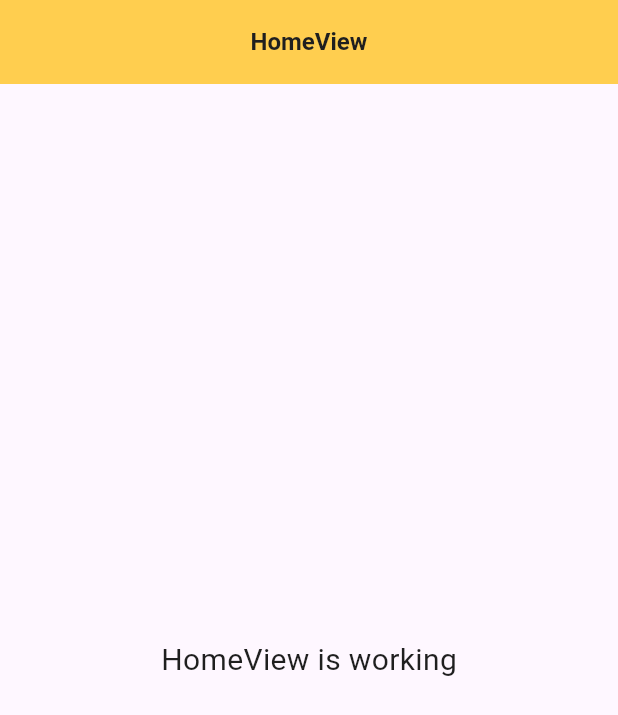
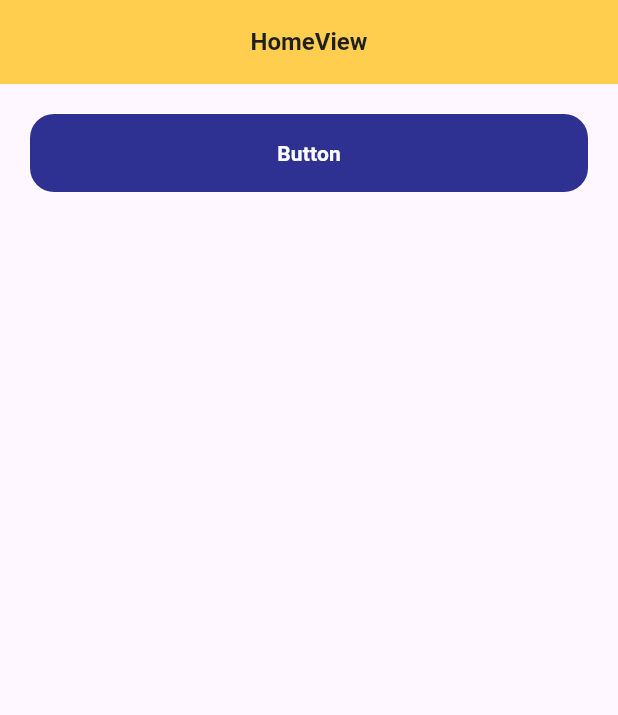
Before and after one commit to ronaldiputra09/rimba, a Flutter app: the screen it shows after launch, on a phone screen of 412 x 824 dp. Shown: the top 715 px of the screen. Run offline on Flutter 3.47's test engine with Material 3 defaults, Android fonts, the phone set to English and light mode, and no system bars; our stand-ins replace cached_network_image, get, get_storage, lottie.

Commit message:
add : button, form, info_dialog, loading, confirm_dialog

```diff
--- a/lib/app/data/colors.dart
+++ b/lib/app/data/colors.dart
@@ -6,5 +6,5 @@ const Color primaryOrange = Color(0xFFFF8811);
 const Color primaryYellow = Color(0xFFFFCE4F);
 const Color primaryBlack = Color(0xFF1F1F1F);
 const Color secondaryBlack = Color(0xFF404040);
-const Color primaryGrey = Color(0xFFFAFAFA);
+const Color primaryGrey = Color(0xFFE6E6E6);
 const Color primaryWhite = Color(0xFFFFFFFF);
--- a/lib/app/modules/home/views/home_view.dart
+++ b/lib/app/modules/home/views/home_view.dart
@@ -1,6 +1,8 @@
 import 'package:flutter/material.dart';
 
 import 'package:get/get.dart';
+import 'package:test_rimba/app/widgets/button_widget.dart';
+import 'package:test_rimba/app/widgets/info_widget.dart';
 
 import '../controllers/home_controller.dart';
 
@@ -13,10 +15,17 @@ class HomeView extends GetView<HomeController> {
         title: const Text('HomeView'),
         centerTitle: true,
       ),
-      body: const Center(
-        child: Text(
-          'HomeView is working',
-          style: TextStyle(fontSize: 20),
+      body: Padding(
+        padding: const EdgeInsets.all(20.0),
+        child: Column(
+          children: [
+            ButtonWidget(
+              title: "Button",
+              onPressed: () {
+                infoWidget(type: 'success', message: 'Error Message');
+              },
+            ),
+          ],
         ),
       ),
     );
--- /dev/null
+++ b/lib/app/widgets/button_widget.dart
@@ -0,0 +1,51 @@
+import 'package:flutter/material.dart';
+import 'package:get/get.dart';
+import 'package:test_rimba/app/data/colors.dart';
+
+class ButtonWidget extends StatelessWidget {
+  final String? title;
+  final Function()? onPressed;
+  final Color? color;
+  final Color? textColor;
+  final double? radius;
+  final BorderSide? borderSide;
+  final bool? loading;
+  const ButtonWidget({
+    super.key,
+    this.title,
+    this.onPressed,
+    this.color,
+    this.textColor,
+    this.radius,
+    this.borderSide,
+    this.loading = false,
+  });
+
+  @override
+  Widget build(BuildContext context) {
+    return ElevatedButton(
+      onPressed: loading == true ? null : onPressed,
+      style: ElevatedButton.styleFrom(
+        elevation: 0,
+        side: borderSide ?? BorderSide.none,
+        backgroundColor: color ?? primaryBlue,
+        padding: const EdgeInsets.symmetric(
+          vertical: 16,
+          horizontal: 20,
+        ),
+        shape: RoundedRectangleBorder(
+          borderRadius: BorderRadius.circular(radius ?? 16),
+        ),
+        fixedSize: Size.fromWidth(Get.width),
+      ),
+      child: Text(
+        title ?? "",
+        style: TextStyle(
+          color: textColor ?? primaryWhite,
+          fontSize: 14,
+          fontWeight: FontWeight.bold,
+        ),
+      ),
+    );
+  }
+}
--- a/pubspec.yaml
+++ b/pubspec.yaml
@@ -39,6 +39,7 @@ dependencies:
   dio: ^5.7.0
   lottie: ^3.1.3
   intl: ^0.19.0
+  cached_network_image: ^3.4.1
 
 dev_dependencies:
   flutter_test:
```
Also changed, not shown: lib/app/widgets/confirm_widget.dart (added, +57 -0 lines), lib/app/widgets/form_widget.dart (added, +116 -0 lines), lib/app/widgets/image_widget.dart (added, +64 -0 lines), lib/app/widgets/info_widget.dart (added, +54 -0 lines), lib/app/widgets/loading_widget.dart (added, +32 -0 lines), pubspec.lock, 4 other files.
